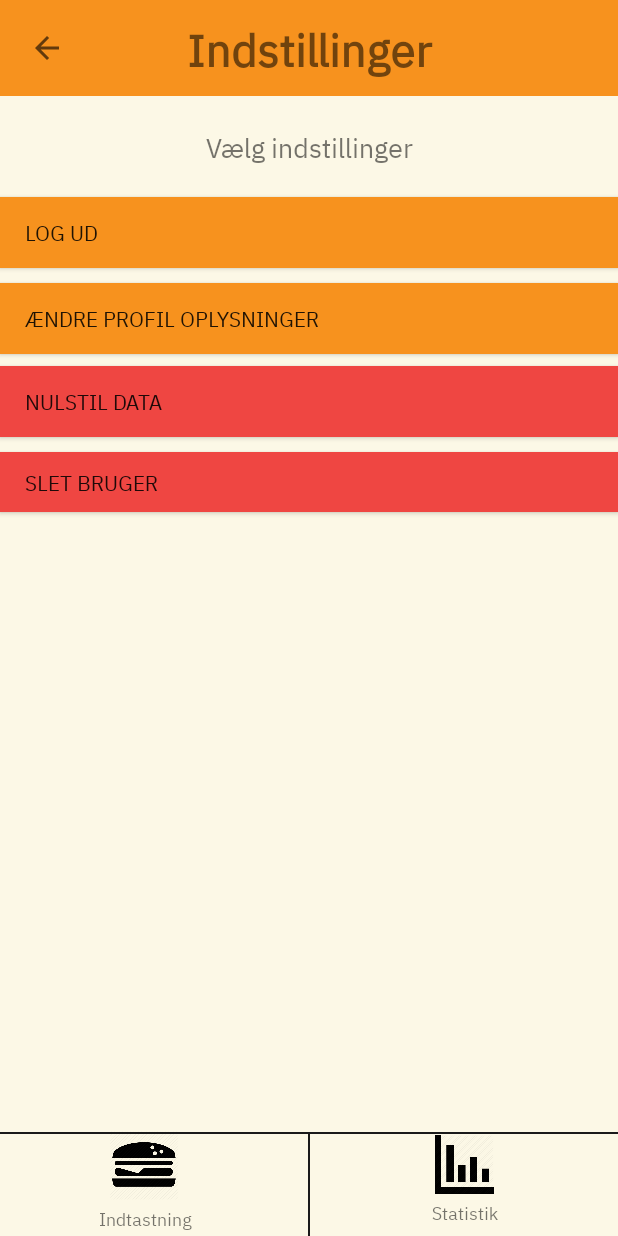
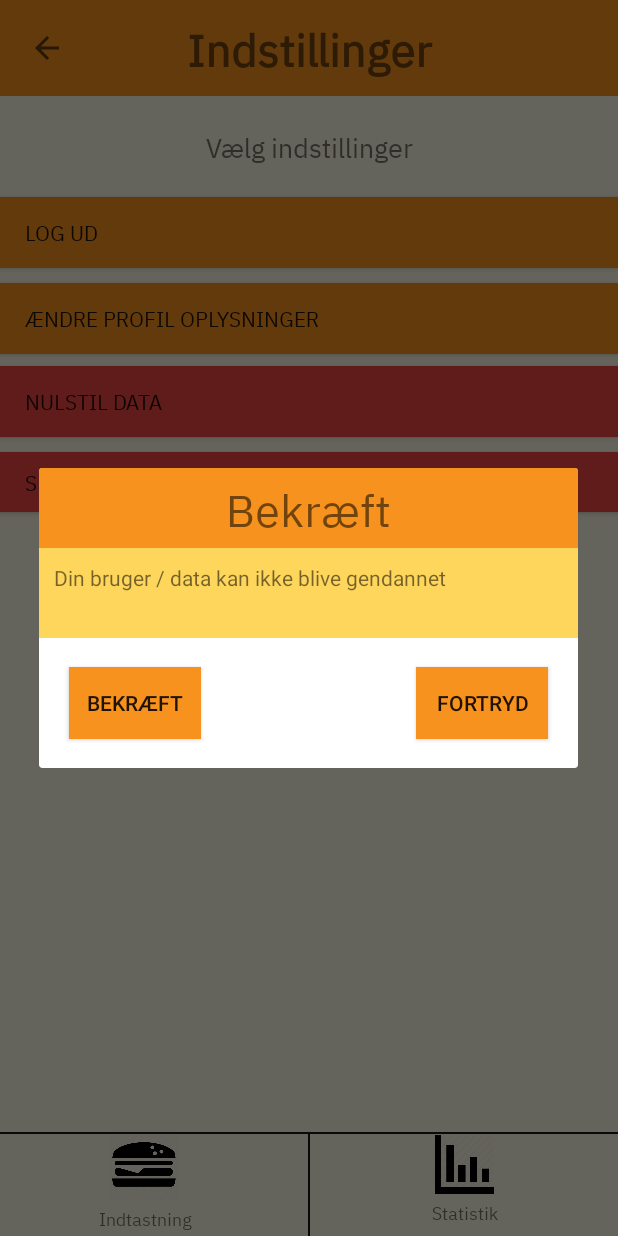
Before and after one commit to Alexcool3/Food_Waste_Prototype, an Android app: the SettingsActivity screen opened directly, with no data from a screen before it, after a tap on "NULSTIL DATA", on a phone screen of 412 x 824 dp. Run offline under Robolectric (Android 15) with nearby library versions, the light colour scheme and no system bars.

Commit message:
change to settings

```diff
--- a/app/src/main/java/com/example/food_waste_prototype/SettingsActivity.java
+++ b/app/src/main/java/com/example/food_waste_prototype/SettingsActivity.java
@@ -93,9 +93,6 @@ public class SettingsActivity extends AppCompatActivity {
     public void openDialog() {
         final AlertDialog.Builder AlertDialog = new AlertDialog.Builder(this); // Context, this, etc.
         View newView = getLayoutInflater().inflate(R.layout.dialog_activity, null);
-        //String dialog_title = "Bekræft";
-
-       // dialog.setTitle(dialog_title);
         AlertDialog.setView(newView);
         final AlertDialog dialog = AlertDialog.create();
         dialog.show();
@@ -124,8 +121,9 @@ public class SettingsActivity extends AppCompatActivity {
             startActivity(intent);
         }
         if (string == "warning") {
+            openDialog();
             Toast.makeText(SettingsActivity.this,
-                    "Failed", Toast.LENGTH_LONG).show();
+                    "Din data er blevet nulstillet", Toast.LENGTH_LONG).show();
 
            // Intent intent = new Intent(this, SettingsActivity.class);
 
@@ -134,12 +132,13 @@ public class SettingsActivity extends AppCompatActivity {
         if (string == "delete") {
             openDialog();
             Toast.makeText(SettingsActivity.this,
-                    "Din bruger er sletet", Toast.LENGTH_LONG).show();
+                    "Din bruger er slettet", Toast.LENGTH_LONG).show();
             Intent intent = new Intent(this, LoginActivity.class);
 
             startActivity(intent);
         }
         if (string == "same") {
+
             Intent intent = new Intent(this, SettingsActivity.class);
             startActivity(intent);
         }
--- a/app/src/main/res/layout/dialog_activity.xml
+++ b/app/src/main/res/layout/dialog_activity.xml
@@ -40,7 +40,7 @@
         android:layout_height="60dp"
         android:background="@color/Yellow"
         android:padding="10dp"
-        android:text="Hvis du bekræfter bliver din bruger slettet."
+        android:text="Din bruger / data kan ikke blive gendannet"
         app:layout_constraintEnd_toEndOf="parent"
         app:layout_constraintStart_toStartOf="parent"
         app:layout_constraintTop_toBottomOf="@+id/dialog_title" />
```
